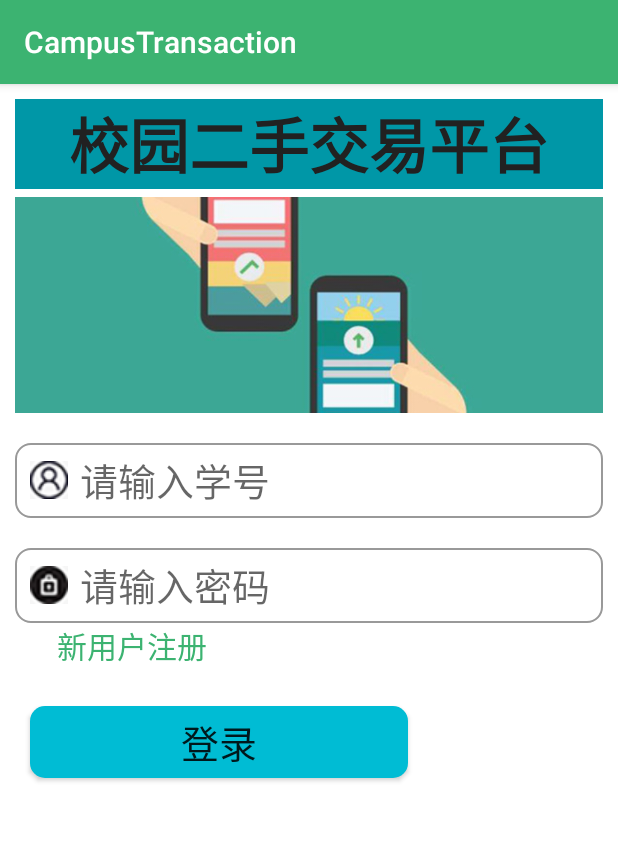
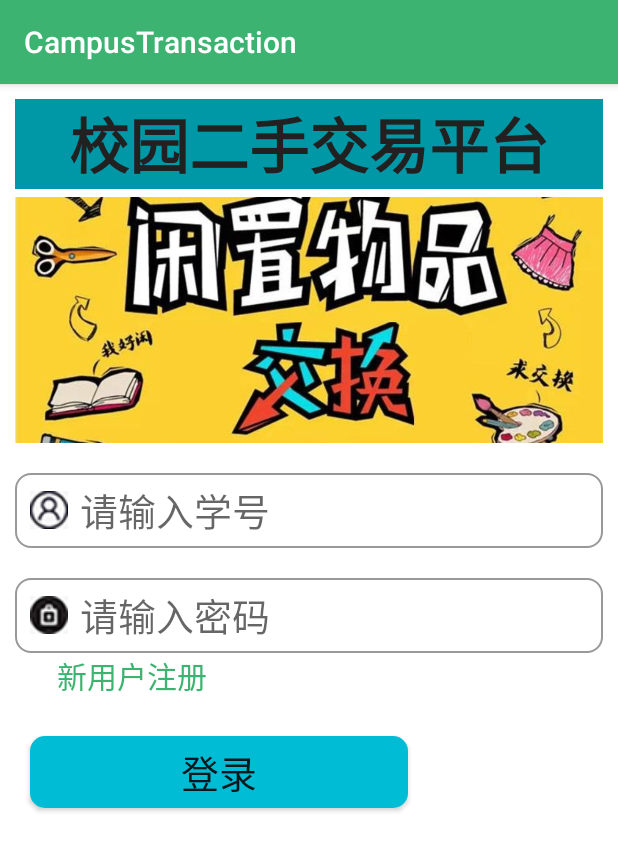
Before and after one commit to github0524/CampusTransaction, an Android app: the screen it shows after launch (LoginActivity), on a phone screen of 412 x 824 dp. Shown: the top 851 px of the screen. Run offline under Robolectric (Android 15) with nearby library versions, the phone set to English and light mode, and no system bars.

Commit message:
第四次提交，userDbHelper

```diff
--- a/app/src/main/java/com/leaf/collegeidleapp/util/UserDbHelper.java
+++ b/app/src/main/java/com/leaf/collegeidleapp/util/UserDbHelper.java
@@ -18,38 +18,43 @@ public class UserDbHelper extends SQLiteOpenHelper {
 
     //定义数据库表名
     public static final String DB_NAME = "tb_user";
-    /** 创建用户信息表 **/
+    /** 创建用户信息表，这里定义表的内容，下面onCreate方法调用**/
     private static final String CREATE_USER_DB = "create table tb_user (" +
             "id integer primary key autoincrement," +
             "uuid text," +
             "username text," +
             "password text )";
 
-
+     /*构造方法*/
     public UserDbHelper(Context context, String name, SQLiteDatabase.CursorFactory factory, int version) {
         super(context, name, factory, version);
     }
 
+
+    /*两个重写的抽象方法，可实现创建，升级数据库的逻辑*/
     @Override
     public void onCreate(SQLiteDatabase db) {
         db.execSQL(CREATE_USER_DB);
     }
-
+    /*升级数据库用的*/
     @Override
     public void onUpgrade(SQLiteDatabase db, int oldVersion, int newVersion) {
 
     }
 
     /**
-     * 注册时添加用户信息
+     * 注册时添加用户信息，传入一个user的实例，转成表中记录
      * @param user 学生用户
      */
     public void addUser(User user) {
+        /*getWritableDatabase()方法创建或打开一个现有的数据库，并返回一个可对数据库读写的对象*/
         SQLiteDatabase db = this.getWritableDatabase();
+        /*ContentValues类和Hashtable比较类似，它也是负责存储一些名值对，但是它存储的名值对当中的名是一个String类型，而值都是基本类型。*/
         ContentValues values = new ContentValues();
         values.put("uuid",user.getUuid());
         values.put("username",user.getUsername());
         values.put("password",user.getPassword());
+        /*插入成功返回id，否则返回-1；nullColumnHack涉及values为空时的一些底层语句合法性问题*/
         db.insert(DB_NAME,null,values);
         values.clear();
     }
@@ -59,11 +64,17 @@ public class UserDbHelper extends SQLiteOpenHelper {
      * @return users 查询到的用户
      */
     public LinkedList<User> readUsers() {
+        /*LinkedList双向链表，有头尾指针*/
         LinkedList<User> users = new LinkedList<>();
         SQLiteDatabase db = this.getWritableDatabase();
+        /*Cursor  存放所有查询到的行的集合
+        和它的getString方法*/
+        /*rawQuery*/
         Cursor cursor = db.rawQuery("select * from tb_user",null);
+        /*moveToFirst()和cursor.moveToNext()反正是从头到尾的意思，将全部人都提取出来传到login.activity处理*/
         if(cursor.moveToFirst()) {
             do{
+                /*将改游标所在的那条记录的各列读取出来传进一个新建的user，在添加到一个双向链表回传到login.activity*/
                 String uuid = cursor.getString(cursor.getColumnIndex("uuid"));
                 String username = cursor.getString(cursor.getColumnIndex("username"));
                 String password = cursor.getString(cursor.getColumnIndex("password"));
@@ -86,6 +97,7 @@ public class UserDbHelper extends SQLiteOpenHelper {
      */
     public boolean updateUser(String username,String password) {
         SQLiteDatabase db = this.getReadableDatabase();
+        /*execSQL方法中第一个参数为SQL语句，第二个参数为SQL语句中占位符参数的值，参数值在数组中的顺序要和占位符的位置对应。*/
         String sql = "update tb_user set password=? where username=?";
         String[] obj = new String[]{password,username};
         db.execSQL(sql,obj);
--- a/app/src/main/res/layout/activity_login.xml
+++ b/app/src/main/res/layout/activity_login.xml
@@ -19,11 +19,11 @@
     <ImageView
         android:id="@+id/iv_logo"
         android:layout_width="wrap_content"
-        android:layout_height="144dp"
+        android:layout_height="164dp"
         android:layout_below="@id/tv_title"
         android:layout_marginTop="5dp"
         android:scaleType="centerCrop"
-        android:src="@drawable/icon_logo" />
+        android:src="@drawable/icon_logo2" />
     <EditText
         android:id="@+id/et_username"
         android:layout_width="match_parent"
```
Also changed, not shown: app/src/main/res/drawable/icon_logo1.jpeg (added), app/src/main/res/drawable/icon_logo2.jpeg (added).
